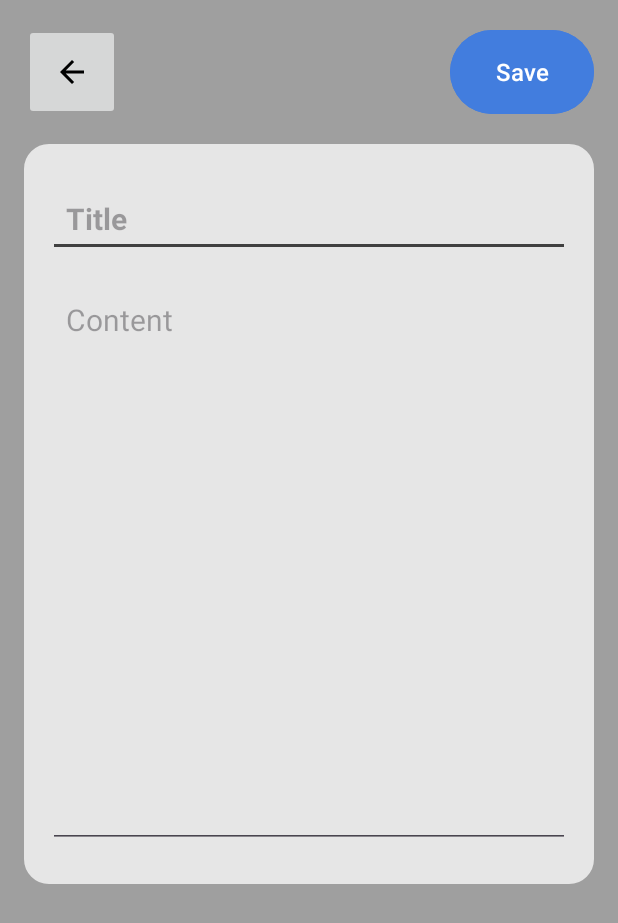
After one commit to maxchtse/Note-app, an Android app: the NoteDetailsActivity screen opened directly, with no data from a screen before it, on a phone screen of 412 x 824 dp. The commit adds this screen. Shown: the top 923 px of the screen. Run offline under Robolectric (Android 15) with nearby library versions, the phone set to English and light mode, and no system bars; our stand-ins replace Firebase (no records; nobody signed in at launch, a user with empty details on screens opened directly); libraries missing offline, so code that uses them is left out: io.grpc.okhttp.

Commit message:
Fix app crash when clicking on save button

```diff
--- a/app/build.gradle.kts
+++ b/app/build.gradle.kts
@@ -38,6 +38,7 @@ dependencies {
     implementation("com.google.android.material:material:1.11.0")
     implementation("androidx.constraintlayout:constraintlayout:2.1.4")
     implementation("com.google.firebase:firebase-auth:22.3.1")
+    implementation("com.google.firebase:firebase-firestore:24.10.1")
     testImplementation("junit:junit:4.13.2")
     androidTestImplementation("androidx.test.ext:junit:1.1.5")
     androidTestImplementation("androidx.test.espresso:espresso-core:3.5.1")
--- a/app/src/main/AndroidManifest.xml
+++ b/app/src/main/AndroidManifest.xml
@@ -12,6 +12,9 @@
         android:supportsRtl="true"
         android:theme="@style/Theme.NoteApp"
         tools:targetApi="31">
+        <activity
+            android:name=".NoteDetailsActivity"
+            android:exported="false" />
         <activity
             android:name=".LoginActivity"
             android:exported="false" />
--- /dev/null
+++ b/app/src/main/java/com/company/noteapp/NoteDetailsActivity.java
@@ -0,0 +1,67 @@
+package com.company.noteapp;
+
+import androidx.annotation.NonNull;
+import androidx.appcompat.app.AppCompatActivity;
+
+import android.os.Bundle;
+import android.widget.Button;
+import android.widget.EditText;
+import android.widget.ImageButton;
+
+import com.google.android.gms.tasks.OnCompleteListener;
+import com.google.android.gms.tasks.Task;
+import com.google.firebase.Timestamp;
+import com.google.firebase.firestore.DocumentReference;
+
+import io.grpc.okhttp.internal.Util;
+
+public class NoteDetailsActivity extends AppCompatActivity {
+
+    EditText titleEditText, contentEditText;
+    Button saveNoteBtn;
+    @Override
+    protected void onCreate(Bundle savedInstanceState) {
+        super.onCreate(savedInstanceState);
+        setContentView(R.layout.activity_note_details);
+
+        titleEditText = findViewById(R.id.note_title_text);
+        contentEditText = findViewById(R.id.note_content_text);
+        saveNoteBtn = findViewById(R.id.save_note_btn);
+
+        saveNoteBtn.setOnClickListener((v) -> saveNote());
+
+    }
+
+    void saveNote() {
+        String noteTitle = titleEditText.getText().toString();
+        String noteContent = contentEditText.getText().toString();
+        if(noteTitle==null || noteContent.isEmpty()) {
+            titleEditText.setError("Title is required");
+            return;
+        }
+        Note note = new Note();
+        note.setTitle(noteTitle);
+        note.setContent(noteContent);
+        note.setTimestamp(Timestamp.now());
+
+        saveNoteToFirebase(note);
+    }
+
+    void saveNoteToFirebase(Note note) {
+        DocumentReference documentReference;
+        documentReference = Utility.getCollectionReferenceForNotes().document();
+
+        documentReference.set(note).addOnCompleteListener(new OnCompleteListener<Void>() {
+            @Override
+            public void onComplete(@NonNull Task<Void> task) {
+                if (task.isSuccessful()) {
+                    //note is saved
+                    Utility.showToast(NoteDetailsActivity.this, "Note saved successfully");
+                    finish();
+                } else {
+                    Utility.showToast(NoteDetailsActivity.this, "Failed to save note");
+                }
+            }
+        });
+    }
+}
--- /dev/null
+++ b/app/src/main/res/drawable/back_box.xml
@@ -0,0 +1,5 @@
+<vector android:autoMirrored="true" android:height="24dp"
+    android:tint="#000000" android:viewportHeight="24"
+    android:viewportWidth="24" android:width="24dp" xmlns:android="http://schemas.android.com/apk/res/android">
+    <path android:fillColor="@android:color/white" android:pathData="M20,11H7.83l5.59,-5.59L12,4l-8,8 8,8 1.41,-1.41L7.83,13H20v-2z"/>
+</vector>
--- a/app/src/main/res/layout/activity_main.xml
+++ b/app/src/main/res/layout/activity_main.xml
@@ -16,7 +16,6 @@
         android:layout_alignParentBottom="true"
         android:layout_alignParentEnd="true"
         android:id="@+id/addNoteBtn"
-        app:shapeAppearance="oval"
         >
     </com.google.android.material.floatingactionbutton.FloatingActionButton>
 
--- /dev/null
+++ b/app/src/main/res/layout/activity_note_details.xml
@@ -0,0 +1,73 @@
+<?xml version="1.0" encoding="utf-8"?>
+<RelativeLayout xmlns:android="http://schemas.android.com/apk/res/android"
+    xmlns:app="http://schemas.android.com/apk/res-auto"
+    xmlns:tools="http://schemas.android.com/tools"
+    android:layout_width="match_parent"
+    android:layout_height="match_parent"
+    android:background="@color/primary_color"
+    android:padding="16dp"
+    tools:context=".NoteDetailsActivity">
+
+    <RelativeLayout
+        android:layout_width="match_parent"
+        android:layout_height="wrap_content"
+        android:id="@+id/titleBarLayout">
+
+        <ImageButton
+            android:layout_width="64dp"
+            android:layout_height="64dp"
+            android:src="@drawable/back_box">
+        </ImageButton>
+
+        <com.google.android.material.button.MaterialButton
+            android:layout_width="96dp"
+            android:layout_height="64dp"
+            android:layout_gravity="center"
+            android:layout_alignParentEnd="true"
+            android:text="Save"
+            android:textColor="@color/white"
+            android:textSize="16sp"
+            android:backgroundTint="#427dde"
+            android:id="@+id/save_note_btn">
+        </com.google.android.material.button.MaterialButton>
+
+    </RelativeLayout>
+
+    <LinearLayout
+        android:layout_width="match_parent"
+        android:layout_height="wrap_content"
+        android:layout_below="@id/titleBarLayout"
+        android:orientation="vertical"
+        android:padding="16dp"
+        android:layout_marginVertical="16dp"
+        android:backgroundTint="#e6e6e6"
+        android:background="@drawable/rounded_corner">
+
+        <EditText
+            android:layout_width="match_parent"
+            android:layout_height="wrap_content"
+            android:hint="Title"
+            android:textSize="20sp"
+            android:textStyle="bold"
+            android:layout_marginVertical="8dp"
+            android:padding="12dp"
+            android:textColor="@color/black"
+            android:id="@+id/note_title_text">
+        </EditText>
+
+        <EditText
+            android:layout_width="match_parent"
+            android:layout_height="wrap_content"
+            android:gravity="top"
+            android:hint="Content"
+            android:minLines="15"
+            android:textSize="20sp"
+            android:layout_marginVertical="8dp"
+            android:padding="12dp"
+            android:textColor="@color/black"
+            android:id="@+id/note_content_text">
+        </EditText>
+
+    </LinearLayout>
+
+</RelativeLayout>
```
Also changed, not shown: app/src/main/java/com/company/noteapp/MainActivity.java (+7 -0 lines), app/src/main/java/com/company/noteapp/Note.java (added, +36 -0 lines), app/src/main/java/com/company/noteapp/Utility.java (+12 -0 lines), app/src/main/res/layout/activity_create_account.xml (+17 -22 lines).
